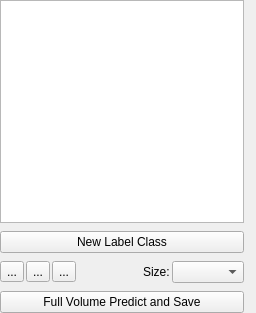
ilastik/ilastik, file ilastik/applets/pixelClassification/labelingDrawer.ui: the form before one commit.
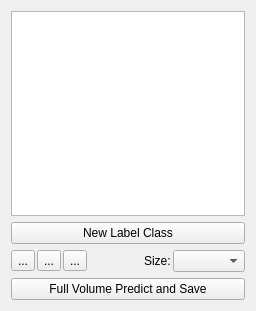
The form after the commit. Custom widgets are drawn as their Qt base class.

Commit message:
empty text + smaller size for LabelListView
Fixes #169, Fixes #120.
Created new issue #172.

```diff
--- a/ilastik/applets/pixelClassification/labelingDrawer.ui
+++ b/ilastik/applets/pixelClassification/labelingDrawer.ui
@@ -7,7 +7,7 @@
     <x>0</x>
     <y>0</y>
     <width>256</width>
-    <height>313</height>
+    <height>311</height>
    </rect>
   </property>
   <property name="sizePolicy">
@@ -31,24 +31,7 @@
   <property name="windowTitle">
    <string>Form</string>
   </property>
-  <layout class="QHBoxLayout" name="horizontalLayout_2">
-   <property name="leftMargin">
-    <number>0</number>
-   </property>
-   <property name="topMargin">
-    <number>0</number>
-   </property>
-   <property name="rightMargin">
-    <number>12</number>
-   </property>
-   <property name="bottomMargin">
-    <number>0</number>
-   </property>
-   <item>
     <layout class="QVBoxLayout" name="verticalLayout">
-     <property name="spacing">
-      <number>8</number>
-     </property>
      <item>
       <widget class="LabelListView" name="labelListView">
        <property name="sizePolicy">
@@ -60,7 +43,7 @@
        <property name="minimumSize">
         <size>
          <width>0</width>
-         <height>192</height>
+       <height>0</height>
         </size>
        </property>
       </widget>
@@ -151,8 +134,6 @@
         <string>Full Volume Predict and Save</string>
        </property>
       </widget>
-     </item>
-    </layout>
    </item>
   </layout>
  </widget>
```
Lines whose indentation alone changed are shown as unchanged. The commit also changes 2 other files.
